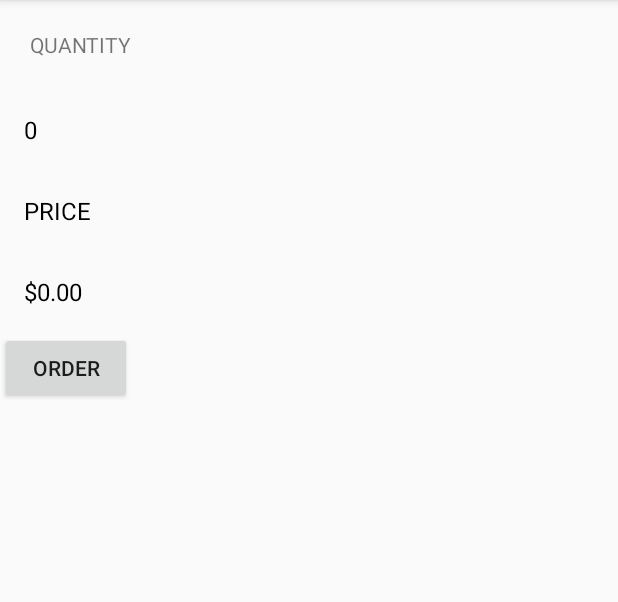
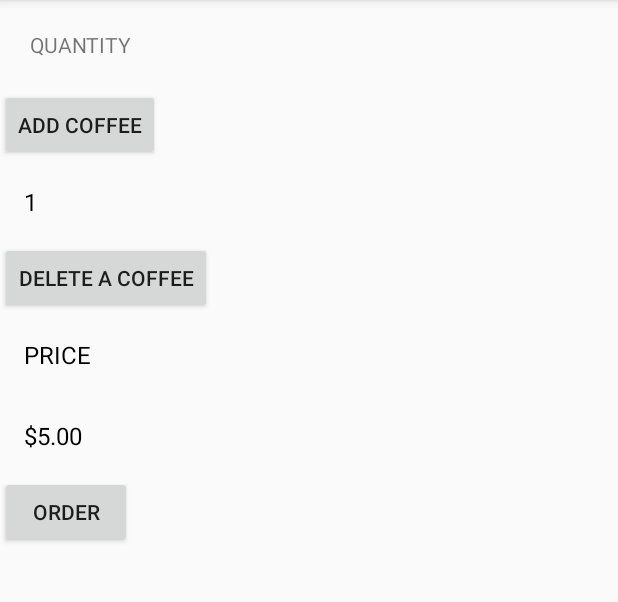
Before and after one commit to JennaKoslowski/Just-Java, an Android app: the screen it shows after launch (MainActivity), after a tap on "ORDER", on a phone screen of 412 x 824 dp, the part 84-686 px from its top. Run offline under Robolectric (Android 15) with nearby library versions, the phone set to English and light mode, and no system bars; 1 other tap on this screen came first.

Commit message:
create working buttons

```diff
--- a/app/src/main/java/com/example/android/justjava/MainActivity.java
+++ b/app/src/main/java/com/example/android/justjava/MainActivity.java
@@ -10,14 +10,23 @@ import java.text.NumberFormat;
 
 public class MainActivity extends AppCompatActivity {
 
+    int numCoffee=0;
+
     @Override
     protected void onCreate(Bundle savedInstanceState) {
         super.onCreate(savedInstanceState);
         setContentView(R.layout.activity_main);
     }
     public void submitOrder(View view) {
-        int numCoffee=0;
         display(numCoffee);
+        displayPrice(numCoffee*5);
+    }
+    public void increaseOrder(View view) {
+        display(numCoffee = numCoffee+1);
+        displayPrice(numCoffee*5);
+    }
+    public void decreaseOrder(View view) {
+        display(numCoffee = numCoffee-1);
         displayPrice(numCoffee*5);
     }
 
--- a/app/src/main/res/layout/activity_main.xml
+++ b/app/src/main/res/layout/activity_main.xml
@@ -13,6 +13,11 @@
         android:text="@string/quantity"
         android:textAllCaps="true"
         android:padding="20dp"/>
+    <Button
+        android:layout_width="wrap_content"
+        android:layout_height="wrap_content"
+        android:text="@string/incrase"
+        android:onClick="increaseOrder"/>
     <TextView
         android:layout_width="wrap_content"
         android:layout_height="wrap_content"
@@ -21,6 +26,11 @@
         android:textSize="16sp"
         android:textColor="@android:color/black"
         android:id="@+id/quantity_text_view"/>
+    <Button
+        android:layout_width="wrap_content"
+        android:layout_height="wrap_content"
+        android:text="@string/decrease"
+        android:onClick="decreaseOrder"/>
     <TextView
         android:layout_width="wrap_content"
         android:layout_height="wrap_content"
--- a/app/src/main/res/values/strings.xml
+++ b/app/src/main/res/values/strings.xml
@@ -1,7 +1,9 @@
 <resources>
     <string name="app_name">Just Java</string>
     <string name="quantity">quantity</string>
+    <string name="incrase">Add Coffee</string>
     <string name="number">0</string>
+    <string name="decrease">Delete A Coffee</string>
     <string name="price">price</string>
     <string name="order">Order</string>
 </resources>
```
